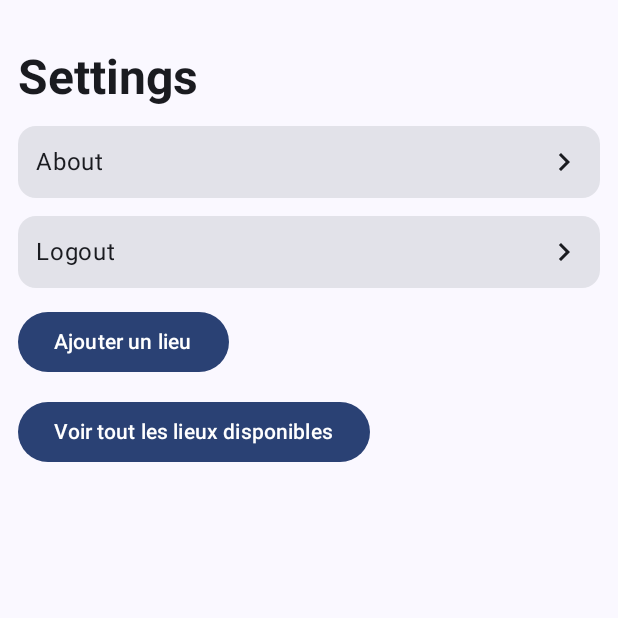
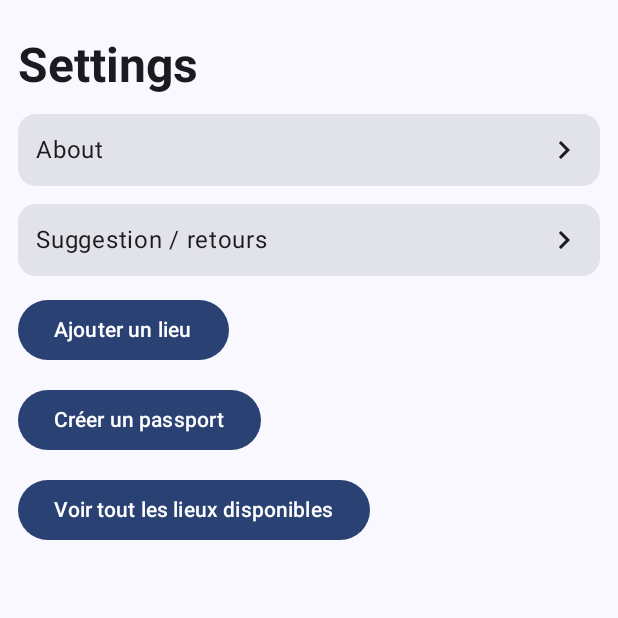
Before and after one commit to polydot2/map-tracker, an Android app built with Jetpack Compose: the screen it shows after launch (MainActivity), after a tap on "Settings", on a phone screen of 412 x 824 dp, the top half of it. Run offline under Robolectric (Android 15) with nearby library versions, the light colour scheme and no system bars; our stand-ins replace Dagger/Hilt's generated code.

Commit message:
Add param in route

```diff
--- a/app/src/main/java/com/poly/herewego/data/Passport.kt
+++ b/app/src/main/java/com/poly/herewego/data/Passport.kt
@@ -1,10 +1,12 @@
 package com.poly.herewego.data
 
+import kotlinx.serialization.Serializable
 import java.time.LocalDate
 
+@Serializable
 data class Passport(
     val id: String,
-    val creationDate: LocalDate,
+    val creationDate: String,
     val name: String,
     val color: String,
     val icon: String,
--- a/app/src/main/java/com/poly/herewego/data/Place.kt
+++ b/app/src/main/java/com/poly/herewego/data/Place.kt
@@ -1,10 +1,12 @@
 package com.poly.herewego.data
 
+import kotlinx.serialization.Serializable
 import java.time.LocalDate
 
+@Serializable
 data class Place(
     val id: String,
-    val creationDate: LocalDate,
+    val creationDate: String,
     val name: String,
     val description: String,
     val imageUrl: String,
--- a/app/src/main/java/com/poly/herewego/presentation/NavHostRouter.kt
+++ b/app/src/main/java/com/poly/herewego/presentation/NavHostRouter.kt
@@ -8,6 +8,8 @@ import androidx.compose.ui.Modifier
 import androidx.navigation.NavHostController
 import androidx.navigation.compose.NavHost
 import androidx.navigation.compose.composable
+import androidx.navigation.toRoute
+import com.poly.herewego.data.Passport
 import com.poly.herewego.presentation.category.CategoryScreen
 import com.poly.herewego.presentation.discover.DiscoverScreen
 import com.poly.herewego.presentation.home.HomeScreen
@@ -18,6 +20,7 @@ import com.poly.herewego.presentation.place.PlaceScreen
 import com.poly.herewego.presentation.profile.ProfileScreen
 import com.poly.herewego.presentation.settings.SettingsScreen
 import kotlinx.serialization.Serializable
+import kotlin.reflect.typeOf
 
 @Serializable
 data class LoginRoute(val id: String)
@@ -44,8 +47,7 @@ data class CategoryRoute(val id: String)
 data class HomeRoute(val id: String)
 
 @Serializable
-data class PassportRoute(val id: String)
-
+data class PassportRoute(val passport: Passport)
 
 @Composable
 fun NavHostRouter(navController: NavHostController, innerPadding: PaddingValues) {
@@ -71,15 +73,14 @@ fun NavHostRouter(navController: NavHostController, innerPadding: PaddingValues)
             DiscoverScreen()
         }
         composable<HomeRoute> {
-            HomeScreen({ navController.navigate(ProfileRoute("dumb")) }, { category: String -> navController.navigate(PassportRoute(category)) }, { navController.navigate(SettingsRoute("dumb")) })
+            HomeScreen({ navController.navigate(ProfileRoute("dumb")) }, { passport: Passport -> navController.navigate(PassportRoute(passport)) }, { navController.navigate(SettingsRoute("dumb")) })
         }
-        composable<PassportRoute> {
-//            PassportScreen({ place ->
-//                navController.navigate(
-//                    PlacesRoute(place)
-//                )
-//            })
-            CityDetailScreen {}
+        composable<PassportRoute>(
+            typeMap = mapOf(
+                typeOf<Passport>() to PassportParameterType,
+            )
+        ) {
+            CityDetailScreen(it.toRoute<PassportRoute>().passport, {})
         }
         composable<SettingsRoute> {
             SettingsScreen()
--- /dev/null
+++ b/app/src/main/java/com/poly/herewego/presentation/PassportType.kt
@@ -0,0 +1,23 @@
+package com.poly.herewego.presentation
+
+import android.os.Bundle
+import androidx.navigation.NavType
+import com.poly.herewego.data.Passport
+import com.poly.herewego.data.Place
+import kotlinx.serialization.encodeToString
+import kotlinx.serialization.json.Json
+
+internal val PassportParameterType = object : NavType<Passport>(
+    isNullableAllowed = false
+) {
+    override fun get(bundle: Bundle, key: String): Passport? =
+        bundle.getString(key)?.let { parseValue(it) }
+
+    override fun put(bundle: Bundle, key: String, value: Passport) {
+        bundle.putString(key, serializeAsValue(value))
+    }
+
+    override fun parseValue(value: String): Passport = Json.decodeFromString(value)
+
+    override fun serializeAsValue(value: Passport): String = Json.encodeToString(value)
+}
--- a/app/src/main/java/com/poly/herewego/presentation/home/HomeScreen.kt
+++ b/app/src/main/java/com/poly/herewego/presentation/home/HomeScreen.kt
@@ -9,7 +9,6 @@ import androidx.compose.foundation.layout.Row
 import androidx.compose.foundation.layout.fillMaxSize
 import androidx.compose.foundation.layout.fillMaxWidth
 import androidx.compose.foundation.layout.height
-import androidx.compose.foundation.layout.offset
 import androidx.compose.foundation.layout.padding
 import androidx.compose.foundation.layout.size
 import androidx.compose.foundation.layout.width
@@ -23,17 +22,16 @@ import androidx.compose.foundation.verticalScroll
 import androidx.compose.material.Chip
 import androidx.compose.material.ExperimentalMaterialApi
 import androidx.compose.material.icons.Icons
-import androidx.compose.material.icons.automirrored.outlined.KeyboardArrowLeft
 import androidx.compose.material.icons.rounded.ArrowForward
 import androidx.compose.material.icons.rounded.Settings
 import androidx.compose.material3.Button
 import androidx.compose.material3.Card
 import androidx.compose.material3.CardDefaults
 import androidx.compose.material3.Icon
-import androidx.compose.material3.IconButton
 import androidx.compose.material3.OutlinedCard
 import androidx.compose.material3.Text
 import androidx.compose.runtime.Composable
+import androidx.compose.runtime.collectAsState
 import androidx.compose.runtime.getValue
 import androidx.compose.runtime.mutableStateOf
 import androidx.compose.runtime.remember
@@ -47,12 +45,10 @@ import androidx.compose.ui.tooling.preview.Preview
 import androidx.compose.ui.unit.dp
 import androidx.compose.ui.window.Dialog
 import androidx.hilt.navigation.compose.hiltViewModel
-import com.airbnb.lottie.compose.LottieAnimation
 import com.airbnb.lottie.compose.LottieCompositionSpec
-import com.airbnb.lottie.compose.LottieConstants
 import com.airbnb.lottie.compose.rememberLottieComposition
 import com.poly.herewego.R
-import com.poly.herewego.presentation.map.viewmodel.MountainsViewModel
+import com.poly.herewego.data.Passport
 import com.poly.herewego.presentation.widgets.Title
 import com.poly.herewego.ui.component.MyProfile
 import com.poly.herewego.ui.component.PassportWidget
@@ -61,7 +57,7 @@ import com.poly.herewego.ui.theme.AppTypography
 
 @OptIn(ExperimentalMaterialApi::class)
 @Composable
-fun HomeScreen(onProfileClick: () -> Unit, onCategoryClick: (category: String) -> Unit, onSettingsClick: () -> Unit) {
+fun HomeScreen(onProfileClick: () -> Unit, onCategoryClick: (category: Passport) -> Unit, onSettingsClick: () -> Unit) {
     val viewModel: HomeViewModel = hiltViewModel()
 
     val composition by rememberLottieComposition(LottieCompositionSpec.RawRes(R.raw.home_animation))
@@ -75,7 +71,7 @@ fun HomeScreen(onProfileClick: () -> Unit, onCategoryClick: (category: String) -
         modifier = Modifier
             .fillMaxSize()
             .verticalScroll(rememberScrollState())
-            .padding(top = 32.dp, start = 12.dp, end = 12.dp, bottom = 12.dp)
+            .padding(top = 24.dp, start = 12.dp, end = 12.dp, bottom = 12.dp)
     ) {
         Row(Modifier.fillMaxWidth(), Arrangement.SpaceBetween) {
             Title("Home")
@@ -93,7 +89,7 @@ fun HomeScreen(onProfileClick: () -> Unit, onCategoryClick: (category: String) -
             }
         }
         Box(Modifier.height(24.dp))
-        MyPassports("Mes passeports", onCategoryClick)
+        MyPassports("Mes passeports", viewModel.uiState.collectAsState().value, onCategoryClick)
 //            Box(Modifier.height(12.dp))
 //            Row {
 //                Card(onClick = {}) {
@@ -138,20 +134,10 @@ fun LastDestination(title: String) {
 }
 
 @Composable
-fun MyPassports(title: String, onCategoryClick: (data: String) -> Unit) {
-    var data = listOf(
-        Pair("Nantes", Pair(0xFF00BCD4, "\uD83D\uDC18")),
-        Pair("Paris", Pair(0xFF3F78B5, "\uD83D\uDDFC")),
-        Pair("Lille", Pair(0xFF009688, "\uD83D\uDC35")),
-        Pair("Lyon", Pair(0xFFFF9800, "\uD83C\uDF72")),
-        Pair("Besançon", Pair(0xFF198112, "\uD83C\uDFF0"))
-    )
-
-    var test = Color(0xFF3F78B5)
-
+fun MyPassports(title: String, passportList: List<Passport>, onCategoryClick: (data: Passport) -> Unit) {
     Title(title)
     LazyRow(horizontalArrangement = Arrangement.spacedBy(12.dp)) {
-        items(items = data, itemContent = { PassportWidget(it.first, it.second.first, it.second.second, onCategoryClick) })
+        items(items = passportList, itemContent = { PassportWidget(it, it.name, it.color, it.icon, onCategoryClick) })
     }
 }
 
--- a/app/src/main/java/com/poly/herewego/presentation/home/HomeViewModel.kt
+++ b/app/src/main/java/com/poly/herewego/presentation/home/HomeViewModel.kt
@@ -1,23 +1,28 @@
 package com.poly.herewego.presentation.home
 
+import android.content.Context
 import androidx.lifecycle.ViewModel
 import androidx.lifecycle.viewModelScope
+import com.google.gson.Gson
+import com.google.gson.reflect.TypeToken
 import com.poly.herewego.R
+import com.poly.herewego.data.Passport
 import com.poly.herewego.data.discovery.model.PlaceEntity
 import com.poly.herewego.domain.discovery.DiscoveryUseCase
 import dagger.hilt.android.lifecycle.HiltViewModel
+import dagger.hilt.android.qualifiers.ApplicationContext
 import kotlinx.coroutines.flow.MutableStateFlow
 import kotlinx.coroutines.flow.StateFlow
 import kotlinx.coroutines.launch
+import java.io.InputStreamReader
 import javax.inject.Inject
 
 
 @HiltViewModel
-class HomeViewModel @Inject constructor() : ViewModel() {
+class HomeViewModel @Inject constructor(@ApplicationContext val context: Context) : ViewModel() {
     private val ERROR_FETCHING_DATA: String = "Error"
-
-    private val _uiState = MutableStateFlow<HomeUiState>(HomeUiState.Loading)
-    val uiState: StateFlow<HomeUiState> = _uiState
+    private val _uiState = MutableStateFlow<List<Passport>>(listOf())
+    val uiState: StateFlow<List<Passport>> = _uiState
 
     init {
         fetchData()
@@ -25,13 +30,26 @@ class HomeViewModel @Inject constructor() : ViewModel() {
 
     private fun fetchData() {
         viewModelScope.launch {
-            _uiState.value = HomeUiState.Loading
-            val result = R.raw.all_passports.readBytes().decodeToString()
-            _uiState.value = if (result.isSuccess) {
-                HomeUiState.Success(result.getOrNull() ?: listOf())
-            } else {
-                HomeUiState.Error(result.exceptionOrNull()?.message ?: ERROR_FETCHING_DATA)
-            }
+            val result = getAllPassport(context)
+            _uiState.value = result
+//            _uiState.value = if (result.isSuccess) {
+//                HomeUiState.Success(result.getOrNull() ?: listOf())
+//            } else {
+//                HomeUiState.Error(result.exceptionOrNull()?.message ?: ERROR_FETCHING_DATA)
+//            }
+        }
+    }
+
+    fun getAllPassport(context: Context): List<Passport> {
+        return try {
+            val inputStream = context.resources.openRawResource(R.raw.all_passports)
+            val jsonString = InputStreamReader(inputStream).readText()
+            inputStream.close()
+            val type = object : TypeToken<List<Passport>>() {}.type
+            Gson().fromJson(jsonString, type)
+        } catch (e: Exception) {
+            e.printStackTrace()
+            listOf()
         }
     }
 }
--- a/app/src/main/java/com/poly/herewego/presentation/settings/SettingsScreen.kt
+++ b/app/src/main/java/com/poly/herewego/presentation/settings/SettingsScreen.kt
@@ -25,14 +25,17 @@ import com.poly.herewego.presentation.widgets.Title
 @Composable
 fun SettingsScreen() {
     Column(
-        Modifier.padding(top = 32.dp, start = 12.dp, end = 12.dp, bottom = 12.dp)
+        Modifier.padding(top = 24.dp, start = 12.dp, end = 12.dp, bottom = 12.dp)
     ) {
         Title("Settings")
         SettingsButton("About", {})
         Box(Modifier.height(12.dp))
-        SettingsButton("Logout", {})
+        SettingsButton("Suggestion / retours", {})
         Button(onClick = {}, Modifier.padding(top = 12.dp)) {
             Text("Ajouter un lieu")
+        }
+        Button(onClick = {}, Modifier.padding(top = 12.dp)) {
+            Text("Créer un passport")
         }
         Button(onClick = {}, Modifier.padding(top = 12.dp)) {
             Text("Voir tout les lieux disponibles")
--- a/app/src/main/java/com/poly/herewego/ui/component/PassportWidget.kt
+++ b/app/src/main/java/com/poly/herewego/ui/component/PassportWidget.kt
@@ -28,22 +28,26 @@ import androidx.compose.runtime.remember
 import androidx.compose.runtime.setValue
 import androidx.compose.ui.Alignment
 import androidx.compose.ui.Modifier
-import androidx.compose.ui.draw.clipToBounds
 import androidx.compose.ui.graphics.Color
 import androidx.compose.ui.graphics.graphicsLayer
 import androidx.compose.ui.text.font.FontWeight
 import androidx.compose.ui.tooling.preview.Preview
 import androidx.compose.ui.unit.dp
-import com.poly.herewego.presentation.passport.PassportScreen
+import com.poly.herewego.data.Passport
 import com.poly.herewego.ui.theme.AppTheme
 import com.poly.herewego.ui.theme.AppTypography
 
+fun hexStringToLong(hex: String): Long {
+    return hex.replace("0x", "", ignoreCase = true).toLong(16)
+}
+
 @Composable
 fun PassportWidget(
-    data: String,
-    color: Long,
+    data: Passport?,
+    title: String,
+    colorString: String,
     iconText: String,
-    onCategoryClick: (data: String) -> Unit,
+    onCategoryClick: (data: Passport) -> Unit,
     animation: Boolean = false
 ) {
     // État pour contrôler l'angle de rotation
@@ -55,6 +59,8 @@ fun PassportWidget(
         animationSpec = tween(durationMillis = 1000)
     )
 
+    val color = hexStringToLong(colorString)
+
     // Définir colorTitle en fonction de rotationAngle dans la composition
     val colorTitle = if (rotationAngle > 90f) Color(color) else Color.Black
 
@@ -64,7 +70,7 @@ fun PassportWidget(
             .height(146.dp)
     ) {
         Card(
-            onClick = {  },
+            onClick = { },
             Modifier
                 .width(110.dp)
                 .height(146.dp),
@@ -73,7 +79,9 @@ fun PassportWidget(
             ),
         ) {
             Column(
-                Modifier.padding(6.dp).fillMaxHeight(),
+                Modifier
+                    .padding(6.dp)
+                    .fillMaxHeight(),
                 Arrangement.SpaceBetween
             ) {
                 Text("Voir la map")
@@ -81,7 +89,7 @@ fun PassportWidget(
         }
 
         Card(
-            onClick = { if (!animation) onCategoryClick(data) else isOpen = !isOpen },
+            onClick = { data?.let { if (!animation) onCategoryClick(it) else isOpen = !isOpen } },
             Modifier
                 .width(104.dp)
                 .height(146.dp)
@@ -137,7 +145,7 @@ fun PassportWidget(
                     )
                 }
                 Text(
-                    data,
+                    title,
                     fontWeight = FontWeight.Bold,
                     color = colorTitle
                 )
@@ -155,6 +163,6 @@ fun PassportWidget(
 @Composable
 fun PassportPreview() {
     AppTheme {
-        PassportWidget("Nantes", 0xFF00BCD4, "\uD83D\uDC18", {}, true)
+        PassportWidget(null, "Nantes", "0xFF00BCD4", "\uD83D\uDC18", {}, true)
     }
 }
```
Also changed, not shown: app/src/main/java/com/poly/herewego/presentation/passport/CityDetailScreen.kt (renamed from app/src/main/java/com/poly/herewego/presentation/passport/testScroll.kt, +39 -9 lines), app/src/main/java/com/poly/herewego/presentation/passport/PassportScreen.kt (deleted, +0 -181 lines), app/src/main/java/com/poly/herewego/presentation/profile/ProfileScreen.kt (+18 -54 lines), gradle/libs.versions.toml (+2 -24 lines).
